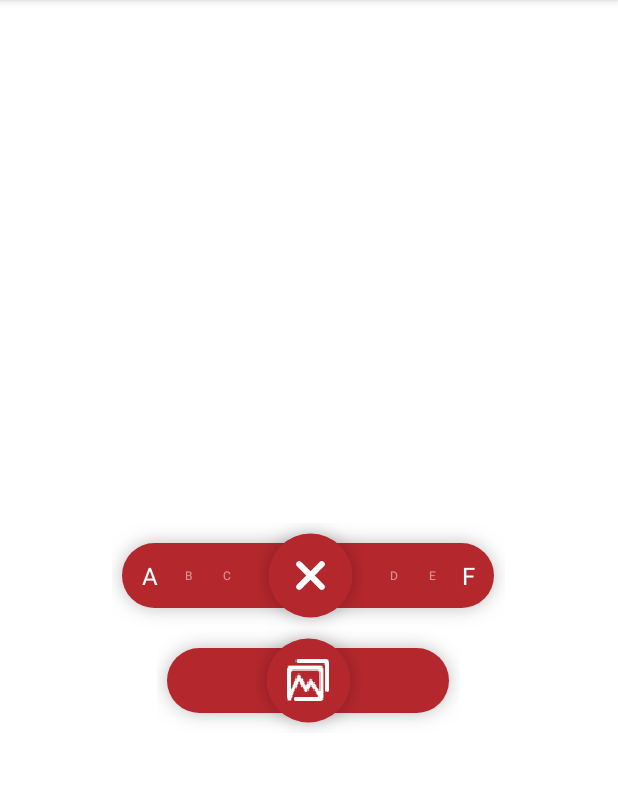
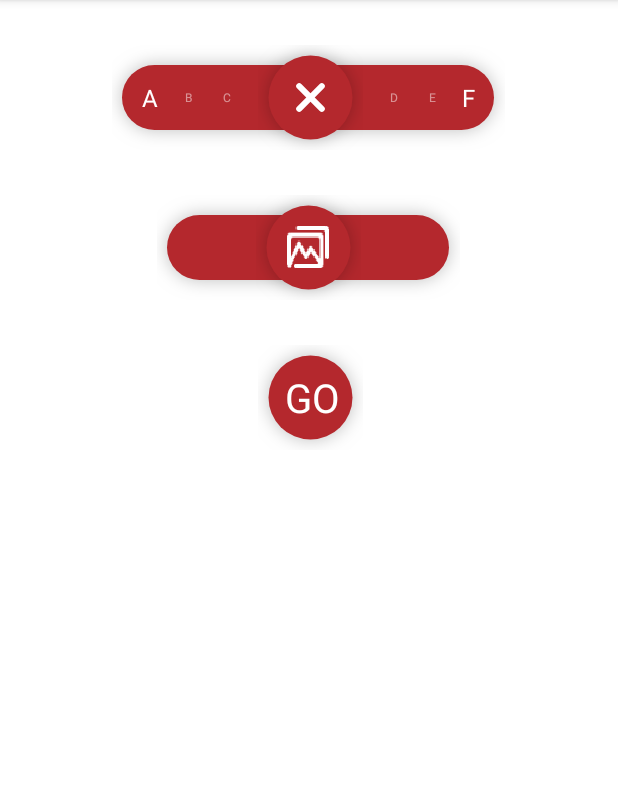
Before and after one commit to cbfg5210/SmartMenu, an Android app: the screen it shows after launch (MainActivity), after a tap on an icon or button, on a phone screen of 412 x 824 dp, the part 84-875 px from its top. Run offline under Robolectric (Android 15) with nearby library versions, the phone set to English and light mode, and no system bars; libraries missing offline, so code that uses them is left out: name.gudong.statebackground; 1 statement that could not run was skipped.

Commit message:
移除ContentButton,SmartButton添加文字、图片绘制

```diff
--- a/app/src/main/java/com/ue/smart_menu/MainActivity.java
+++ b/app/src/main/java/com/ue/smart_menu/MainActivity.java
@@ -19,6 +19,7 @@ public class MainActivity extends AppCompatActivity {
 
         SmartMenu smartMenu = findViewById(R.id.smartMenu);
         SmartMenu smartMenu2 = findViewById(R.id.smartMenu2);
+        SmartMenu smartMenu3 = findViewById(R.id.smartMenu3);
 
         smartMenu.setTexts(new String[]{
                 "A",
@@ -47,6 +48,17 @@ public class MainActivity extends AppCompatActivity {
 //        smartMenu2.setSmartListener(v -> {
 //            toast("smart");
 //        });
+
+        smartMenu3.setTexts(new String[]{
+                "A",
+                "B",
+                "C",
+                "D",
+                "E",
+                "F",
+        }, (AdapterView<?> parent, View view, int position, long id) -> {
+            toast("item" + position);
+        });
     }
 
     private void toast(String msg) {
--- a/app/src/main/res/layout/activity_main.xml
+++ b/app/src/main/res/layout/activity_main.xml
@@ -1,16 +1,29 @@
 <?xml version="1.0" encoding="utf-8"?>
-<RelativeLayout
+<LinearLayout
     xmlns:android="http://schemas.android.com/apk/res/android"
     xmlns:app="http://schemas.android.com/apk/res-auto"
     android:layout_width="match_parent"
     android:layout_height="match_parent"
-    android:background="#ffffff">
+    android:background="#ffffff"
+    android:gravity="center_horizontal"
+    android:orientation="vertical">
 
     <com.ue.smartmenu.SmartMenu
         android:id="@+id/smartMenu"
         android:layout_width="wrap_content"
         android:layout_height="wrap_content"
-        android:layout_centerInParent="true"
+        android:layout_marginTop="30dp"
+        app:bg_color="#b4282d"
+        app:inner_padding="15dp"
+        app:outer_padding="20dp"
+        app:shadow_color="#40000000"
+        app:vertical_padding="13dp"/>
+
+    <com.ue.smartmenu.SmartMenu
+        android:id="@+id/smartMenu2"
+        android:layout_width="wrap_content"
+        android:layout_height="wrap_content"
+        android:layout_marginTop="30dp"
         app:bg_color="#b4282d"
         app:inner_padding="15dp"
         app:outer_padding="20dp"
@@ -19,15 +32,14 @@
         app:vertical_padding="13dp"/>
 
     <com.ue.smartmenu.SmartMenu
-        android:id="@+id/smartMenu2"
+        android:id="@+id/smartMenu3"
         android:layout_width="wrap_content"
         android:layout_height="wrap_content"
-        android:layout_below="@id/smartMenu"
-        android:layout_centerHorizontal="true"
+        android:layout_marginTop="30dp"
         app:bg_color="#b4282d"
         app:inner_padding="15dp"
         app:outer_padding="20dp"
         app:shadow_color="#40000000"
-        app:smart_view_res="@layout/layout_content_button"
+        app:smart_view_res="@layout/layout_smart_button_2"
         app:vertical_padding="13dp"/>
-</RelativeLayout>
+</LinearLayout>
--- /dev/null
+++ b/app/src/main/res/layout/layout_smart_button.xml
@@ -0,0 +1,14 @@
+<?xml version="1.0" encoding="utf-8"?>
+<com.ue.smartmenu.SmartButton
+    xmlns:android="http://schemas.android.com/apk/res/android"
+    xmlns:app="http://schemas.android.com/apk/res-auto"
+    android:id="@+id/sbSmartView"
+    android:layout_width="match_parent"
+    android:layout_height="match_parent"
+    android:src="@mipmap/icon_album"
+    app:bg_color="#b4282d"
+    app:dot_color="@android:color/white"
+    app:dot_distance="25dp"
+    app:dot_radius="2dp"
+    app:image_ratio="0.4"
+    app:shadow_color="#40000000"/>
--- a/app/src/main/res/layout/layout_content_button.xml
+++ b/app/src/main/res/layout/layout_smart_button_2.xml
@@ -1,12 +1,16 @@
 <?xml version="1.0" encoding="utf-8"?>
-<com.ue.smartmenu.ContentButton
+<com.ue.smartmenu.SmartButton
     xmlns:android="http://schemas.android.com/apk/res/android"
     xmlns:app="http://schemas.android.com/apk/res-auto"
+    android:id="@+id/sbSmartView"
     android:layout_width="match_parent"
     android:layout_height="match_parent"
-    android:src="@mipmap/icon_album"
+    android:text="GO"
     android:textColor="@color/white"
-    android:textSize="16sp"
+    android:textSize="18sp"
     app:bg_color="#b4282d"
+    app:dot_color="@android:color/white"
+    app:dot_distance="25dp"
+    app:dot_radius="2dp"
     app:image_ratio="0.4"
     app:shadow_color="#40000000"/>
--- a/smart/src/main/java/com/ue/smartmenu/ContentButton.java
+++ /dev/null
@@ -1,128 +0,0 @@
-package com.ue.smartmenu;
-
-import android.content.Context;
-import android.content.res.TypedArray;
-import android.graphics.Bitmap;
-import android.graphics.BitmapFactory;
-import android.graphics.Canvas;
-import android.graphics.Color;
-import android.graphics.Paint;
-import android.graphics.Rect;
-import android.util.AttributeSet;
-import android.view.View;
-
-import com.jake.smart.R;
-
-/**
- * Created by Jake on 2016/9/12.
- * Perhaps I would be single for the rest of my life
- */
-class ContentButton extends View {
-    /**
-     * the max length of X
-     */
-    private float mCenterX;
-    private float mCenterY;
-
-    private Paint mBackgroundPaint;
-
-    private int mBackgroundColor;
-    private int mShadowColor;
-    private String text;
-    private int textSize;
-    private float imageRatio;
-    private int textColor;
-    private int imageSrc;
-
-    public ContentButton(Context context) {
-        this(context, null);
-    }
-
-    public ContentButton(Context context, AttributeSet attrs) {
-        this(context, attrs, 0);
-    }
-
-    public ContentButton(Context context, AttributeSet attrs, int defStyle) {
-        super(context, attrs, defStyle);
-
-        TypedArray ta = context.obtainStyledAttributes(attrs, R.styleable.ContentButton);
-        mShadowColor = ta.getColor(R.styleable.ContentButton_shadow_color, Color.WHITE);
-        mBackgroundColor = ta.getColor(R.styleable.ContentButton_bg_color, Color.BLACK);
-        text = ta.getString(R.styleable.ContentButton_android_text);
-        textSize = ta.getDimensionPixelSize(R.styleable.ContentButton_android_textSize, 15);
-        imageRatio = ta.getFloat(R.styleable.ContentButton_image_ratio, 0.5f);
-        textColor = ta.getColor(R.styleable.ContentButton_android_textColor, Color.WHITE);
-        imageSrc = ta.getResourceId(R.styleable.ContentButton_android_src, 0);
-        ta.recycle();
-
-        init();
-    }
-
-    private void init() {
-        setLayerType(View.LAYER_TYPE_SOFTWARE, null);
-        mBackgroundPaint = new Paint();
-        mBackgroundPaint.setAntiAlias(true);
-        mBackgroundPaint.setDither(true);
-        mBackgroundPaint.setColor(mBackgroundColor);
-        mBackgroundPaint.setShadowLayer(15, 0, 0, mShadowColor);
-    }
-
-    @Override
-    protected void onDraw(Canvas canvas) {
-        drawBackground(canvas);
-        drawImage(canvas);
-//        drawText(canvas);
-    }
-
-    private void drawImage(Canvas canvas) {
-        Paint mPaint = new Paint();
-        mPaint.setAntiAlias(true);
-        mPaint.setDither(true);//抖动处理，平滑处理
-
-        int wh = (int) (getMeasuredWidth() * imageRatio);
-        int offset = (getMeasuredWidth() - wh) / 2;
-
-        Bitmap piece = BitmapFactory.decodeResource(getContext().getResources(), imageSrc);
-        piece = Bitmap.createScaledBitmap(piece, wh, wh, false);
-        canvas.drawBitmap(piece, offset, offset, mPaint);
-    }
-
-    private void drawText(Canvas canvas) {
-        Paint mPaint = new Paint();
-        mPaint.setStrokeWidth(3);
-        mPaint.setTextSize(40);
-        mPaint.setColor(textColor);
-        mPaint.setTextAlign(Paint.Align.LEFT);
-        Rect bounds = new Rect();
-        mPaint.getTextBounds(text, 0, text.length(), bounds);
-        Paint.FontMetricsInt fontMetrics = mPaint.getFontMetricsInt();
-        int baseline = (getMeasuredHeight() - fontMetrics.bottom + fontMetrics.top) / 2 - fontMetrics.top;
-        canvas.drawText(text, getMeasuredWidth() / 2 - bounds.width() / 2, baseline, mPaint);
-    }
-
-    private void drawBackground(Canvas canvas) {
-        canvas.drawCircle(mCenterX, mCenterY, getMeasuredWidth() / 2 - 10, mBackgroundPaint);
-    }
-
-
-    @Override
-    protected void onMeasure(int widthMeasureSpec, int heightMeasureSpec) {
-        int size = MeasureSpec.getSize(widthMeasureSpec);
-        setMeasuredDimension(size, size);
-        mCenterX = getMeasuredWidth() / 2.f;
-        mCenterY = getMeasuredHeight() / 2.f;
-    }
-
-    @Override
-    public void setBackgroundColor(int color) {
-        mBackgroundColor = color;
-        mBackgroundPaint.setColor(color);
-        invalidate();
-    }
-
-    public void setShadowColor(int color) {
-        mShadowColor = color;
-        mBackgroundPaint.setShadowLayer(15, 0, 0, color);
-        invalidate();
-    }
-}
--- a/smart/src/main/java/com/ue/smartmenu/SmartButton.java
+++ b/smart/src/main/java/com/ue/smartmenu/SmartButton.java
@@ -3,10 +3,14 @@ package com.ue.smartmenu;
 import android.animation.ValueAnimator;
 import android.content.Context;
 import android.content.res.TypedArray;
+import android.graphics.Bitmap;
+import android.graphics.BitmapFactory;
 import android.graphics.Canvas;
 import android.graphics.Color;
 import android.graphics.Paint;
+import android.graphics.Rect;
 import android.graphics.RectF;
+import android.text.TextUtils;
 import android.util.AttributeSet;
 import android.view.View;
 
@@ -37,6 +41,12 @@ class SmartButton extends View implements ValueAnimator.AnimatorUpdateListener {
     private int mShadowColor;
     private int mDotColor;
 
+    private String text;
+    private int textSize;
+    private float imageRatio;
+    private int textColor;
+    private int imageSrc;
+
     public SmartButton(Context context) {
         this(context, null);
     }
@@ -54,6 +64,13 @@ class SmartButton extends View implements ValueAnimator.AnimatorUpdateListener {
         mDotColor = ta.getColor(R.styleable.SmartButton_dot_color, Color.WHITE);
         mShadowColor = ta.getColor(R.styleable.SmartButton_shadow_color, Color.WHITE);
         mBackgroundColor = ta.getColor(R.styleable.SmartButton_bg_color, Color.BLACK);
+
+        text = ta.getString(R.styleable.SmartButton_android_text);
+        textSize = ta.getDimensionPixelSize(R.styleable.SmartButton_android_textSize, 15);
+        imageRatio = ta.getFloat(R.styleable.SmartButton_image_ratio, 0.5f);
+        textColor = ta.getColor(R.styleable.SmartButton_android_textColor, Color.WHITE);
+        imageSrc = ta.getResourceId(R.styleable.SmartButton_android_src, 0);
+
         ta.recycle();
 
         init();
@@ -80,8 +97,43 @@ class SmartButton extends View implements ValueAnimator.AnimatorUpdateListener {
     @Override
     protected void onDraw(Canvas canvas) {
         drawBackground(canvas);
+
+        if (imageSrc != 0) {
+            drawImage(canvas);
+            return;
+        }
+        if (!TextUtils.isEmpty(text)) {
+            drawText(canvas);
+            return;
+        }
         drawCenter(canvas);
         drawContent(canvas);
+    }
+
+    private void drawImage(Canvas canvas) {
+        Paint mPaint = new Paint();
+        mPaint.setAntiAlias(true);
+        mPaint.setDither(true);//抖动处理，平滑处理
+
+        int wh = (int) (getMeasuredWidth() * imageRatio);
+        int offset = (getMeasuredWidth() - wh) / 2;
+
+        Bitmap piece = BitmapFactory.decodeResource(getContext().getResources(), imageSrc);
+        piece = Bitmap.createScaledBitmap(piece, wh, wh, false);
+        canvas.drawBitmap(piece, offset, offset, mPaint);
+    }
+
+    private void drawText(Canvas canvas) {
+        Paint mPaint = new Paint();
+        mPaint.setStrokeWidth(3);
+        mPaint.setTextSize(40);
+        mPaint.setColor(textColor);
+        mPaint.setTextAlign(Paint.Align.LEFT);
+        Rect bounds = new Rect();
+        mPaint.getTextBounds(text, 0, text.length(), bounds);
+        Paint.FontMetricsInt fontMetrics = mPaint.getFontMetricsInt();
+        int baseline = (getMeasuredHeight() - fontMetrics.bottom + fontMetrics.top) / 2 - fontMetrics.top;
+        canvas.drawText(text, getMeasuredWidth() / 2 - bounds.width() / 2, baseline, mPaint);
     }
 
     private void drawCenter(Canvas canvas) {
--- a/smart/src/main/java/com/ue/smartmenu/SmartMenu.java
+++ b/smart/src/main/java/com/ue/smartmenu/SmartMenu.java
@@ -71,7 +71,7 @@ public class SmartMenu extends ViewGroup {
         mBackgroundPaint.setShadowLayer(15, 0, 0, mShadowColor);
 
         if (smartViewRes == 0) {
-            smartViewRes = R.layout.layout_smart_button;
+            smartViewRes = R.layout.view_smart_button;
         }
         smartView = LayoutInflater.from(getContext()).inflate(smartViewRes, null);
         smartView.setOnClickListener(v -> toggle());
--- a/smart/src/main/res/values/attrs.xml
+++ b/smart/src/main/res/values/attrs.xml
@@ -16,11 +16,7 @@
         <attr name="dot_color" format="color|reference"/>
         <attr name="bg_color"/>
         <attr name="shadow_color"/>
-    </declare-styleable>
 
-    <declare-styleable name="ContentButton">
-        <attr name="bg_color"/>
-        <attr name="shadow_color"/>
         <attr name="image_ratio" format="float"/>
         <attr name="android:textSize"/>
         <attr name="android:text"/>
```
Also changed, not shown: smart/src/main/res/layout/view_smart_button.xml (renamed from smart/src/main/res/layout/layout_smart_button.xml).
